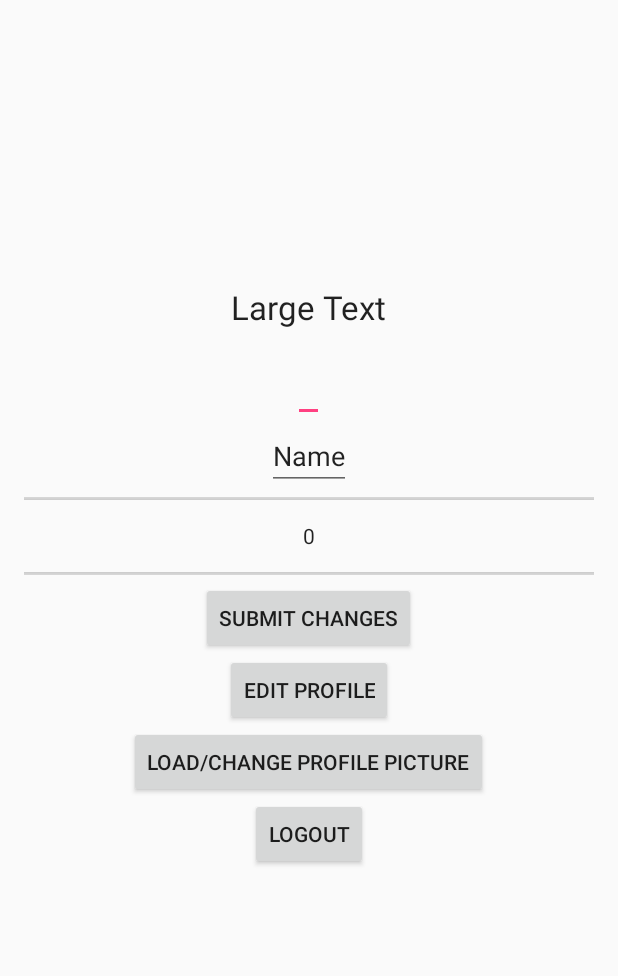
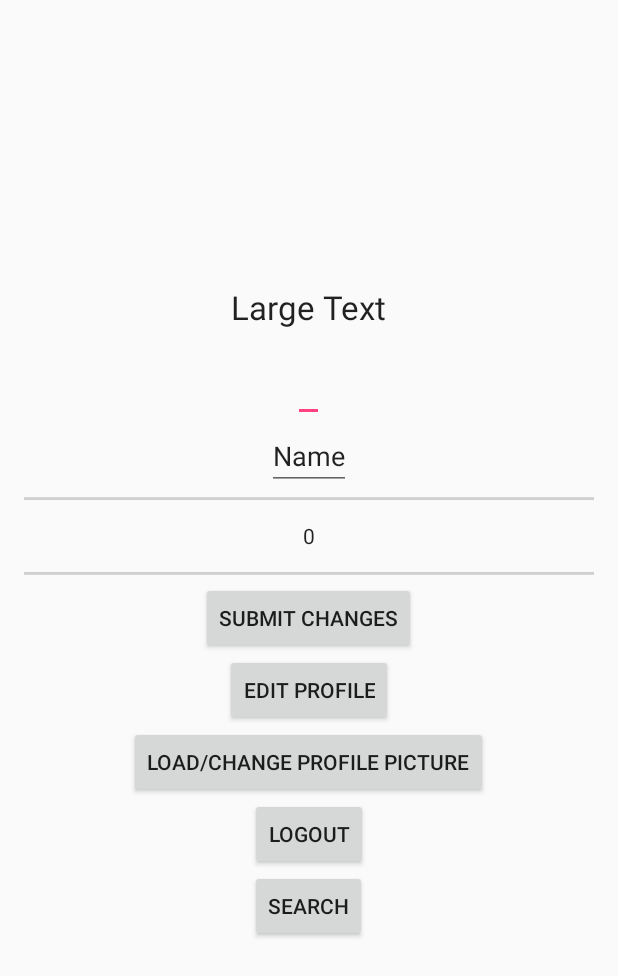
Before and after one commit to nbawa95/forty7plusplus, an Android app: the layout content_main.xml on its own in the app's theme, with its tools: preview values and no code run, on a phone screen of 412 x 824 dp. Shown: the top 976 px of the screen. Run offline under Robolectric (Android 15) with nearby library versions, the phone set to English and light mode, and no system bars.

Commit message:
forgot to add this

```diff
--- a/app/src/main/res/layout/content_main.xml
+++ b/app/src/main/res/layout/content_main.xml
@@ -92,4 +92,14 @@
         android:layout_below="@+id/edit"
         android:layout_centerHorizontal="true"
         android:onClick="loadImage" />
+
+    <Button
+        style="?android:attr/buttonStyleSmall"
+        android:layout_width="wrap_content"
+        android:layout_height="wrap_content"
+        android:text="Search"
+        android:id="@+id/button"
+        android:layout_below="@+id/logout"
+        android:onClick="search"
+        android:layout_centerHorizontal="true" />
 </RelativeLayout>
```
